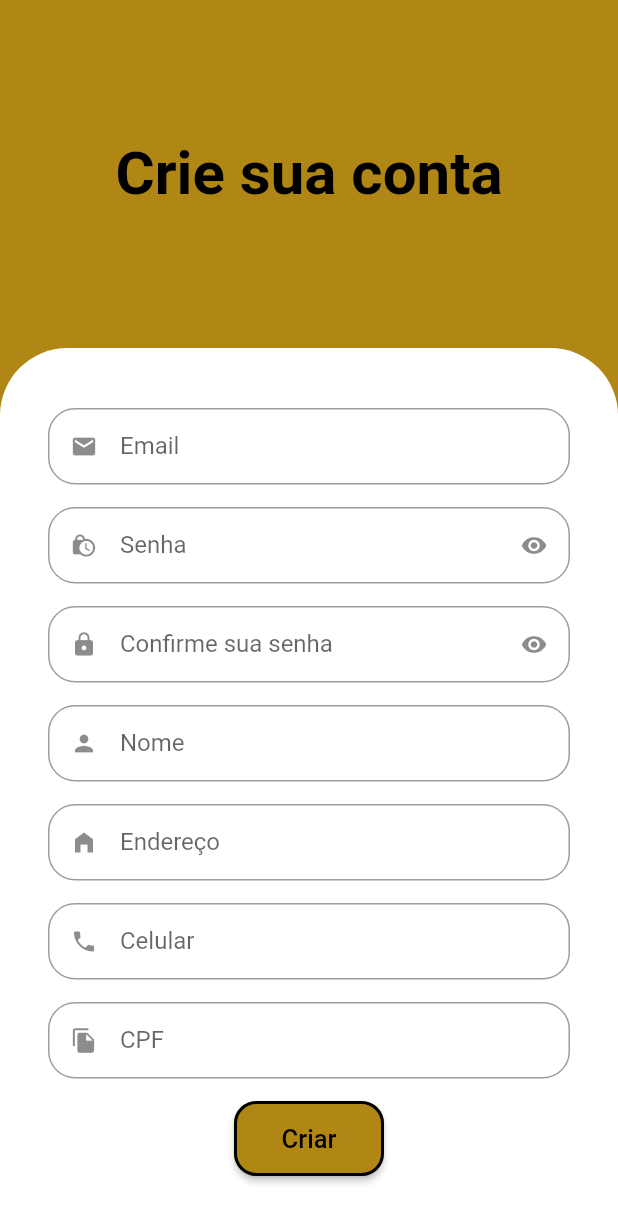
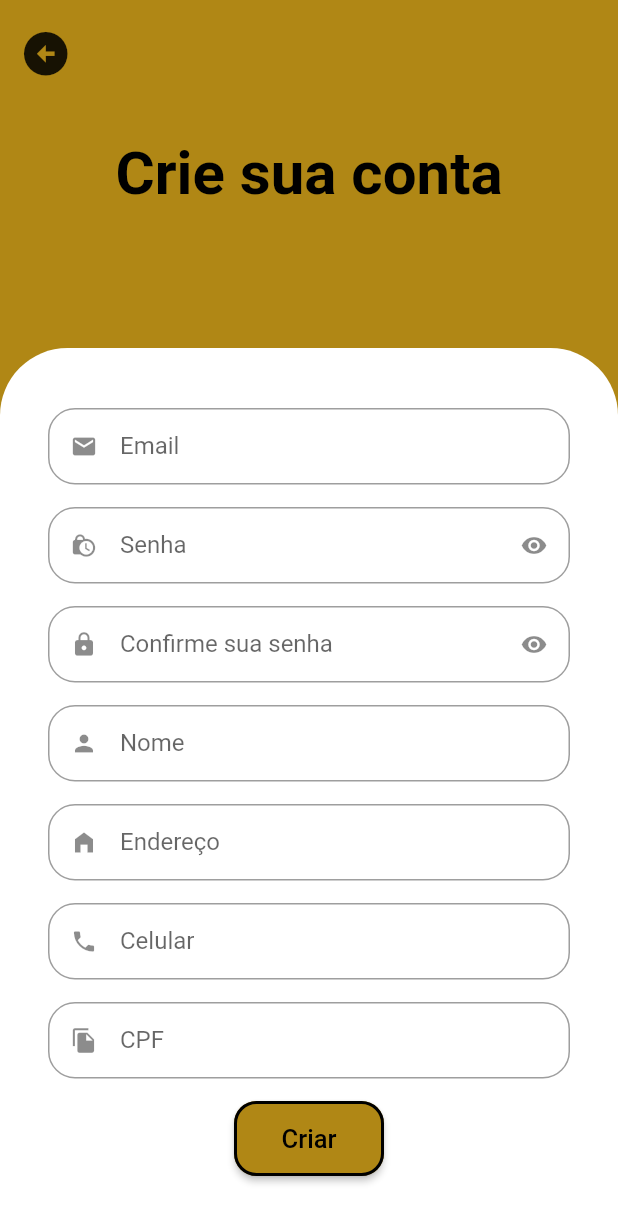
Before and after one commit to ValterNoleto/My_Sport, a Flutter app: the SignUpScreen screen opened directly, on a phone screen of 412 x 824 dp. Shown: the top 1223 px of the screen. Run offline on Flutter 3.47's test engine with Material 2 defaults, Android fonts, the phone set to English and light mode, and no system bars; our stand-ins replace animated_text_kit, mask_text_input_formatter.

Commit message:
final login screen

```diff
--- a/lib/src/auth/components/custom_text_field.dart
+++ b/lib/src/auth/components/custom_text_field.dart
@@ -1,17 +1,18 @@
-import 'package:flutter/src/foundation/key.dart';
-import 'package:flutter/src/widgets/framework.dart';
 import 'package:flutter/material.dart';
+import 'package:flutter/services.dart';
 
 class CustomTextField extends StatefulWidget {
   final IconData icon;
   final String label;
   final bool isSecret;
+  final List<TextInputFormatter> ? inputFormatters;
 
   const CustomTextField({
     Key? key,
     required this.icon,
     required this.label,
     this.isSecret = false,
+    this.inputFormatters,
   }) : super(key: key);
 
   @override
@@ -33,6 +34,7 @@ class _CustomTextFieldState extends State<CustomTextField> {
     return Padding(
       padding: const EdgeInsets.only(bottom: 15),
       child: TextFormField(
+        inputFormatters: widget.inputFormatters,
         obscureText: isObscure,
         decoration: InputDecoration(
           prefixIcon: Icon(widget.icon),
--- a/lib/src/auth/sign_up_screen.dart
+++ b/lib/src/auth/sign_up_screen.dart
@@ -1,9 +1,20 @@
 import 'package:flutter/material.dart';
+import 'package:mask_text_input_formatter/mask_text_input_formatter.dart';
 import 'package:my_sport/src/auth/components/custom_text_field.dart';
 import 'package:my_sport/src/config/custom_colors.dart';
 
 class SignUpScreen extends StatelessWidget {
-  const SignUpScreen({Key? key}) : super(key: key);
+  SignUpScreen({Key? key}) : super(key: key);
+
+  final cpfFormatter = MaskTextInputFormatter(
+    mask: '###.###.###-##',
+    filter: {'#': RegExp(r'[0-9]')},
+  );
+
+  final numberFormatter = MaskTextInputFormatter(
+    mask: '(##) # ####-####',
+    filter: {'#': RegExp(r'[0-9]')},
+  );
 
   @override
   Widget build(BuildContext context) {
@@ -15,9 +26,10 @@ class SignUpScreen extends StatelessWidget {
         child: SizedBox(
           height: size.height,
           width: size.width,
-          child: Column(
+          child: Stack(
             children: [
-              //Crie sua conta
+              Column(
+                children: [
                   const Expanded(
                     child: Center(
                       child: Text(
@@ -31,7 +43,7 @@ class SignUpScreen extends StatelessWidget {
                     ),
                   ),
 
-              //Formulário
+                  //FOrmulário
                   Container(
                     padding: const EdgeInsets.symmetric(
                       horizontal: 32,
@@ -78,15 +90,17 @@ class SignUpScreen extends StatelessWidget {
                         ),
 
                         //Celular
-                    const CustomTextField(
+                        CustomTextField(
                           icon: Icons.phone,
                           label: 'Celular',
+                          inputFormatters: [numberFormatter],
                         ),
 
                         //CPF
-                    const CustomTextField(
+                        CustomTextField(
                           icon: Icons.file_copy,
                           label: 'CPF',
+                          inputFormatters: [cpfFormatter],
                         ),
                         SizedBox(
                           height: 50,
@@ -116,6 +130,23 @@ class SignUpScreen extends StatelessWidget {
                   ),
                 ],
               ),
+              Positioned(
+                left: 5,
+                top: 10,
+                child: SafeArea(
+                  child: IconButton(
+                    onPressed: () {
+                      Navigator.of(context).pop();
+                    },
+                    icon: const Icon(
+                      Icons.arrow_circle_left_sharp,
+                      size: 35,
+                    ),
+                  ),
+                ),
+              ),
+            ],
+          ),
         ),
       ),
     );
--- a/pubspec.yaml
+++ b/pubspec.yaml
@@ -34,6 +34,7 @@ dependencies:
   # Use with the CupertinoIcons class for iOS style icons.
   cupertino_icons: ^1.0.2
   animated_text_kit: ^4.2.2
+  mask_text_input_formatter: ^2.3.0
 
 dev_dependencies:
   flutter_test:
```
Also changed, not shown: pubspec.lock. Lines whose indentation alone changed are shown as unchanged.
